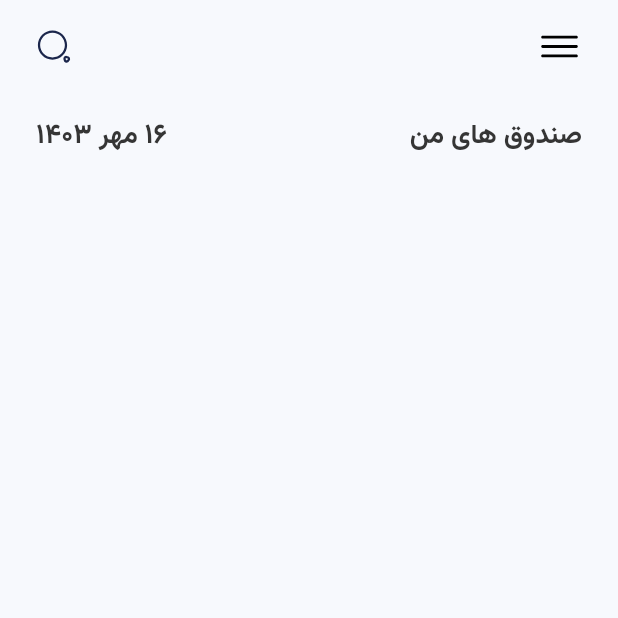
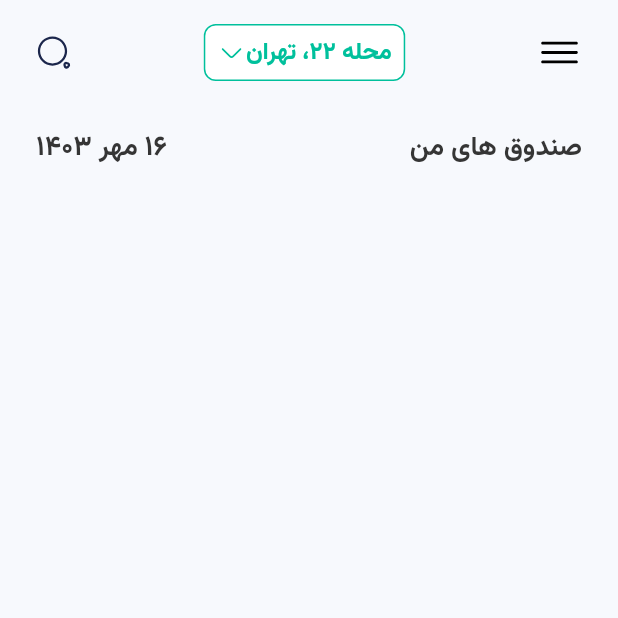
Before and after one commit to amir14a/new_horizon_challenge_app, a Flutter app: the screen it shows after launch, on a phone screen of 412 x 824 dp, the top half of it. Run offline on Flutter 3.47's test engine with Material 3 defaults, Android fonts, the light colour scheme and no system bars; our stand-ins replace bloc, flutter_bloc, flutter_svg, shimmer.

Commit message:
Create addresses views

```diff
--- a/lib/data/repositories/mock_api.dart
+++ b/lib/data/repositories/mock_api.dart
@@ -3,12 +3,12 @@ import 'package:new_horizon_challenge_app/data/models/location_address_model.dar
 import 'package:new_horizon_challenge_app/data/repositories/mock_data.dart';
 
 abstract class MockApi {
-  Future<List<LoanBox>> getLoanBoxes() async {
+  static Future<List<LoanBox>> getLoanBoxes() async {
     await Future.delayed(Duration(seconds: 2));
     return MockData.mockLoanBoxes;
   }
 
-  Future<List<LocationAddress>> getAddresses() async {
+  static Future<List<LocationAddress>> getAddresses() async {
     await Future.delayed(Duration(seconds: 2));
     return MockData.mockAddresses;
   }
--- a/lib/presentation/screens/home/view/home_view.dart
+++ b/lib/presentation/screens/home/view/home_view.dart
@@ -3,6 +3,7 @@ import 'package:flutter_bloc/flutter_bloc.dart';
 import 'package:new_horizon_challenge_app/presentation/screens/home/cubit/home_cubit.dart';
 import 'package:new_horizon_challenge_app/presentation/screens/home/cubit/home_state.dart';
 import 'package:flutter_svg/flutter_svg.dart';
+import 'package:new_horizon_challenge_app/presentation/widgets/addresses/addresses.dart';
 import 'package:new_horizon_challenge_app/utils/assets.dart';
 import 'package:new_horizon_challenge_app/utils/colors.dart';
 
@@ -26,7 +27,7 @@ class HomePageView extends StatelessWidget {
                         child: SvgPicture.asset(MENU_ICON),
                       ),
                       Expanded(
-                        child: SizedBox(), //TODO:Put addresses list here
+                        child: AddressesWidget(), //TODO:Put addresses list here
                       ),
                       InkResponse(
                         onTap: () {},
--- /dev/null
+++ b/lib/presentation/widgets/addresses/addresses.dart
@@ -0,0 +1,2 @@
+export 'view/view.dart';
+export 'cubit/addresses_cubit.dart';
--- a/lib/presentation/widgets/addresses/cubit/addresses_cubit.dart
+++ b/lib/presentation/widgets/addresses/cubit/addresses_cubit.dart
@@ -1,6 +1,22 @@
 import 'package:bloc/bloc.dart';
+import 'package:new_horizon_challenge_app/data/models/location_address_model.dart';
+import 'package:new_horizon_challenge_app/data/repositories/mock_api.dart';
 import 'package:new_horizon_challenge_app/presentation/widgets/addresses/cubit/addresses_state.dart';
 
-class AddressesCubit extends Cubit<AddressesState>{
-  AddressesCubit(super.initialState);
+class AddressesCubit extends Cubit<AddressesState> {
+  AddressesCubit() : super(InitAddressesState()) {
+    fetchAddresses();
+  }
+
+  fetchAddresses() async {
+    emit(LoadingAddressesState());
+    var addresses = await MockApi.getAddresses();
+    emit(ResponseAddressesState(addresses, addresses.first));
+  }
+
+  changeSelected(LocationAddress newSelected) {
+    if (state is ResponseAddressesState) {
+      emit(ResponseAddressesState((state as ResponseAddressesState).list, newSelected));
+    }
+  }
 }
--- a/lib/presentation/widgets/addresses/cubit/addresses_state.dart
+++ b/lib/presentation/widgets/addresses/cubit/addresses_state.dart
@@ -8,6 +8,7 @@ class LoadingAddressesState extends AddressesState {}
 
 class ResponseAddressesState extends AddressesState {
   final List<LocationAddress> list;
+  final LocationAddress selected;
 
-  ResponseAddressesState(this.list);
+  ResponseAddressesState(this.list, this.selected);
 }
--- /dev/null
+++ b/lib/presentation/widgets/addresses/view/addresses_widget.dart
@@ -0,0 +1,104 @@
+import 'package:flutter/cupertino.dart';
+import 'package:flutter/material.dart';
+import 'package:flutter_bloc/flutter_bloc.dart';
+import 'package:flutter_svg/flutter_svg.dart';
+import 'package:new_horizon_challenge_app/data/models/location_address_model.dart';
+import 'package:new_horizon_challenge_app/presentation/widgets/addresses/addresses.dart';
+import 'package:new_horizon_challenge_app/presentation/widgets/addresses/cubit/addresses_state.dart';
+import 'package:new_horizon_challenge_app/utils/assets.dart';
+import 'package:new_horizon_challenge_app/utils/colors.dart';
+import 'package:shimmer/shimmer.dart';
+
+class AddressesWidget extends StatelessWidget {
+  const AddressesWidget({super.key});
+
+  @override
+  Widget build(BuildContext context) {
+    return BlocProvider(
+      create: (BuildContext context) => AddressesCubit(),
+      child: BlocBuilder<AddressesCubit, AddressesState>(
+        builder: (BuildContext context, state) {
+          Widget child = Container();
+          if (state is LoadingAddressesState) {
+            child = Shimmer.fromColors(
+              baseColor: Colors.grey.withOpacity(.5),
+              highlightColor: Colors.grey,
+              period: kThemeAnimationDuration * 4,
+              child: Container(
+                width: 160,
+                height: kMinInteractiveDimensionCupertino,
+                decoration: BoxDecoration(borderRadius: BorderRadius.circular(8), color: Colors.grey),
+              ),
+            );
+          } else if (state is ResponseAddressesState) {
+            child = Container(
+              decoration: BoxDecoration(
+                  borderRadius: BorderRadius.circular(8),
+                  color: Colors.white,
+                  border: Border.all(color: appPrimaryColor)),
+              child: DropdownButtonHideUnderline(
+                child: DropdownButton<LocationAddress>(
+                  borderRadius: BorderRadius.circular(8),
+                  icon: SvgPicture.asset(ARROW_DOWN_ICON),
+                  padding: EdgeInsets.symmetric(horizontal: 8, vertical: 6),
+                  iconSize: 24,
+                  menuWidth: MediaQuery.of(context).size.width - 48,
+                  items: state.list
+                      .map(
+                        (e) => DropdownMenuItem<LocationAddress>(
+                          alignment: Alignment.centerRight,
+                          value: e,
+                          child: Column(
+                            crossAxisAlignment: CrossAxisAlignment.end,
+                            children: [
+                              SizedBox(
+                                width: double.infinity,
+                                child: Text(
+                                  e.shortAddress ?? '',
+                                  textAlign: TextAlign.right,
+                                ),
+                              ),
+                              SizedBox(
+                                width: double.infinity,
+                                child: Text(
+                                  e.fullAddress ?? '',
+                                  textAlign: TextAlign.right,
+                                  style: TextStyle(fontSize: 12, color: smallTextColor),
+                                ),
+                              ),
+                            ],
+                          ),
+                        ),
+                      )
+                      .toList(),
+                  selectedItemBuilder: (c) => state.list
+                      .map((e) => Text(
+                            state.selected.shortAddress ?? '',
+                            style: TextStyle(fontWeight: FontWeight.bold, color: appPrimaryColor),
+                          ))
+                      .toList(),
+                  elevation: 0,
+                  isDense: true,
+                  value: state.selected,
+                  onChanged: (LocationAddress? value) {
+                    if (value != null) {
+                      context.read<AddressesCubit>().changeSelected(value);
+                    }
+                  },
+                ),
+              ),
+            );
+          }
+
+          return AnimatedSize(
+            duration: kThemeAnimationDuration,
+            child: AnimatedSwitcher(
+              duration: kThemeAnimationDuration,
+              child: child,
+            ),
+          );
+        },
+      ),
+    );
+  }
+}
--- /dev/null
+++ b/lib/presentation/widgets/addresses/view/view.dart
@@ -0,0 +1 @@
+export 'addresses_widget.dart';
--- a/lib/utils/assets.dart
+++ b/lib/utils/assets.dart
@@ -3,3 +3,4 @@ const MENU_ICON = 'assets/svg/menu_icon.svg';
 const SEARCH_ICON = 'assets/svg/search_icon.svg';
 const USER_ICON = 'assets/svg/user_icon.svg';
 const USERS_GROUP_ICON = 'assets/svg/users_group_icon.svg';
+const ARROW_DOWN_ICON = 'assets/svg/arrow_down_icon.svg';
--- a/lib/utils/colors.dart
+++ b/lib/utils/colors.dart
@@ -1,4 +1,6 @@
 import 'dart:ui';
 
-const appBackgroundColor=Color(0xFFF7F9FD);
-const normalTextColor=Color(0xFF353535);
+const appBackgroundColor = Color(0xFFF7F9FD);
+const normalTextColor = Color(0xFF353535);
+const smallTextColor = Color(0xFF909090);
+const appPrimaryColor = Color(0xFF00C09C);
--- a/pubspec.yaml
+++ b/pubspec.yaml
@@ -14,6 +14,7 @@ dependencies:
   bloc: ^8.1.4
   flutter_bloc: ^8.1.6
   flutter_svg: ^2.0.10+1
+  shimmer: ^3.0.0
 
 dev_dependencies:
   flutter_test:
```
Also changed, not shown: assets/svg/arrow_down_icon.svg (added), pubspec.lock.
